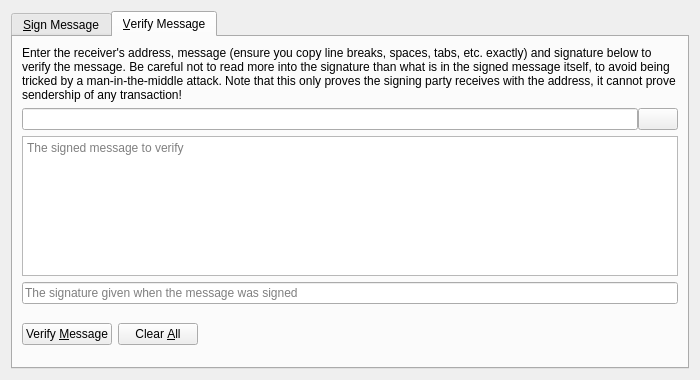
Qbit-Org/qbit, file src/qt/forms/signverifymessagedialog.ui: the form before one commit.
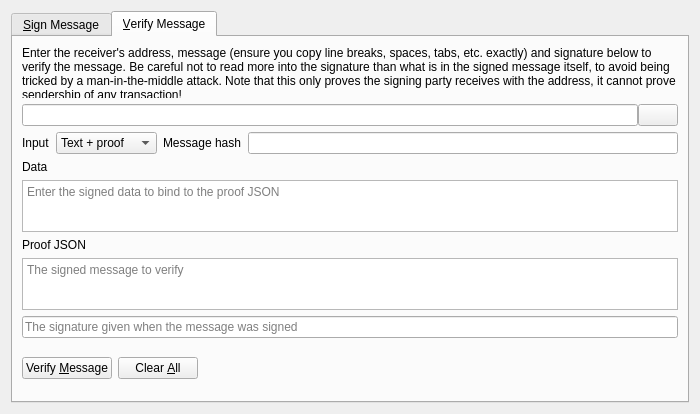
The form after the commit. The open tabs and pages were chosen to show the change. Icons and pictures are not drawn. Custom widgets are drawn as their Qt base class.

Commit message: qt: support text data in P2MR signatures

Diff of the .ui file:
```diff
--- a/src/qt/forms/signverifymessagedialog.ui
+++ b/src/qt/forms/signverifymessagedialog.ui
@@ -296,6 +296,89 @@
          </item>
         </layout>
        </item>
+       <item>
+        <layout class="QHBoxLayout" name="p2mrVerifyModeLayout_VM">
+         <item>
+          <widget class="QLabel" name="p2mrVerifyModeLabel_VM">
+           <property name="text">
+            <string>Input</string>
+           </property>
+           <property name="textFormat">
+            <enum>Qt::PlainText</enum>
+           </property>
+          </widget>
+         </item>
+         <item>
+          <widget class="QComboBox" name="p2mrVerifyInputMode_VM">
+           <item>
+            <property name="text">
+             <string>Text + proof</string>
+            </property>
+           </item>
+           <item>
+            <property name="text">
+             <string>Hash + proof</string>
+            </property>
+           </item>
+           <item>
+            <property name="text">
+             <string>Proof only</string>
+            </property>
+           </item>
+          </widget>
+         </item>
+         <item>
+          <widget class="QLabel" name="p2mrVerifyMessageHashLabel_VM">
+           <property name="text">
+            <string>Message hash</string>
+           </property>
+           <property name="textFormat">
+            <enum>Qt::PlainText</enum>
+           </property>
+          </widget>
+         </item>
+         <item>
+          <widget class="QLineEdit" name="p2mrVerifyMessageHash_VM">
+           <property name="toolTip">
+            <string>The 32-byte hash that must match the proof JSON</string>
+           </property>
+           <property name="readOnly">
+            <bool>true</bool>
+           </property>
+          </widget>
+         </item>
+        </layout>
+       </item>
+       <item>
+        <widget class="QLabel" name="p2mrVerifyDataLabel_VM">
+         <property name="text">
+          <string>Data</string>
+         </property>
+         <property name="textFormat">
+          <enum>Qt::PlainText</enum>
+         </property>
+        </widget>
+       </item>
+       <item>
+        <widget class="QPlainTextEdit" name="p2mrDataIn_VM">
+         <property name="toolTip">
+          <string>Enter the signed data to bind to the proof JSON</string>
+         </property>
+         <property name="placeholderText">
+          <string>Enter the signed data to bind to the proof JSON</string>
+         </property>
+        </widget>
+       </item>
+       <item>
+        <widget class="QLabel" name="p2mrProofLabel_VM">
+         <property name="text">
+          <string>Proof JSON</string>
+         </property>
+         <property name="textFormat">
+          <enum>Qt::PlainText</enum>
+         </property>
+        </widget>
+       </item>
        <item>
         <widget class="QPlainTextEdit" name="messageIn_VM">
           <property name="toolTip">
```
Left out of the diff: 48 changed lines with no effect on the pictures. The commit also changes 4 other files.
